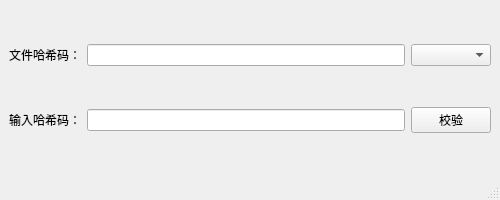
This is mainwindow.ui in qbingg/FileHashVerify as Qt 5 draws it before an edit. The edited form follows.
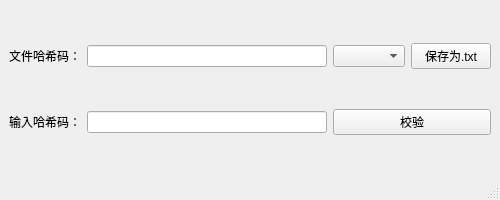
This is the edited form.

Commit message: 新增功能：可将得出的哈希码在同目录保存为：.哈希类型.txt 文件

The edit to the form file:
```diff
--- a/mainwindow.ui
+++ b/mainwindow.ui
@@ -28,6 +28,13 @@
     <item row="0" column="2">
      <widget class="QComboBox" name="hashTypeComboBox"/>
     </item>
+    <item row="0" column="3">
+     <widget class="QPushButton" name="btnSaveHash">
+      <property name="text">
+       <string>保存为.txt</string>
+      </property>
+     </widget>
+    </item>
     <item row="1" column="0">
      <widget class="QLabel" name="label_2">
       <property name="text">
@@ -38,7 +45,7 @@
     <item row="1" column="1">
      <widget class="QLineEdit" name="inputHashLineEdit"/>
     </item>
-    <item row="1" column="2">
+    <item row="1" column="2" colspan="2">
      <widget class="QPushButton" name="btnVerify">
       <property name="text">
        <string>校验</string>
```
Left out of the diff: 2 changed lines with no effect on the pictures. The commit also changes 2 other files.
